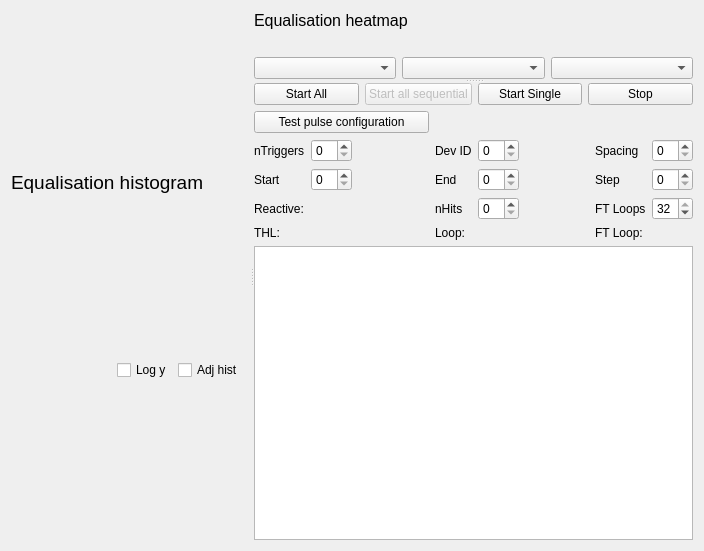
The window that SpidrMpx3Eq/qcstmequalization.ui (navrit/dexter) describes before a commit, drawn with Qt 5.
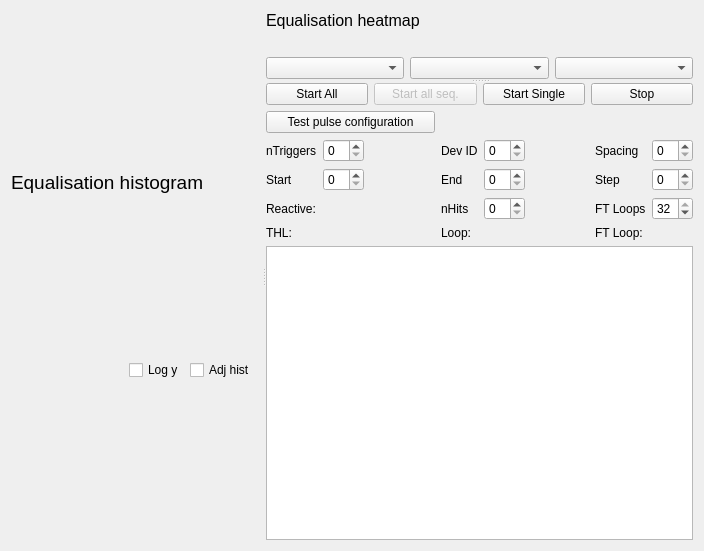
The same window after the commit. Custom widgets are drawn as their Qt base class.

```diff
--- a/SpidrMpx3Eq/qcstmequalization.ui
+++ b/SpidrMpx3Eq/qcstmequalization.ui
@@ -216,7 +216,7 @@
              <bool>false</bool>
             </property>
             <property name="text">
-             <string>Start all sequential</string>
+             <string>Start all seq.</string>
             </property>
            </widget>
           </item>
```
